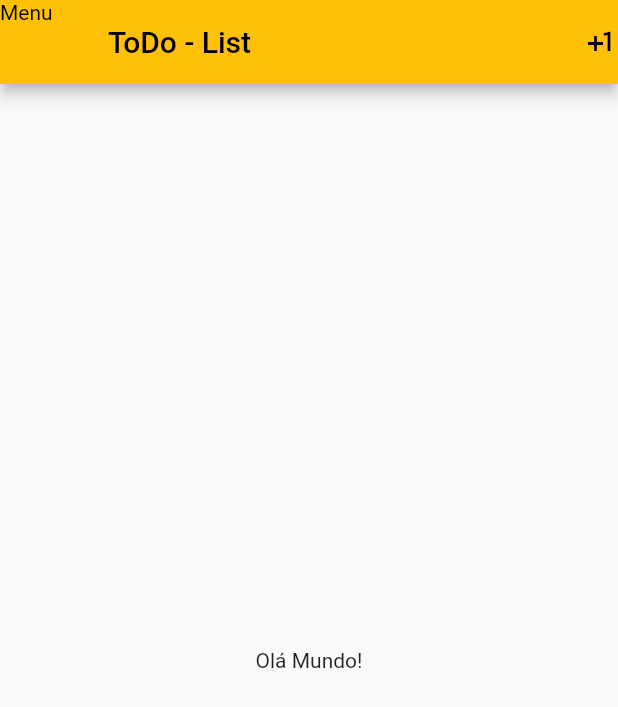
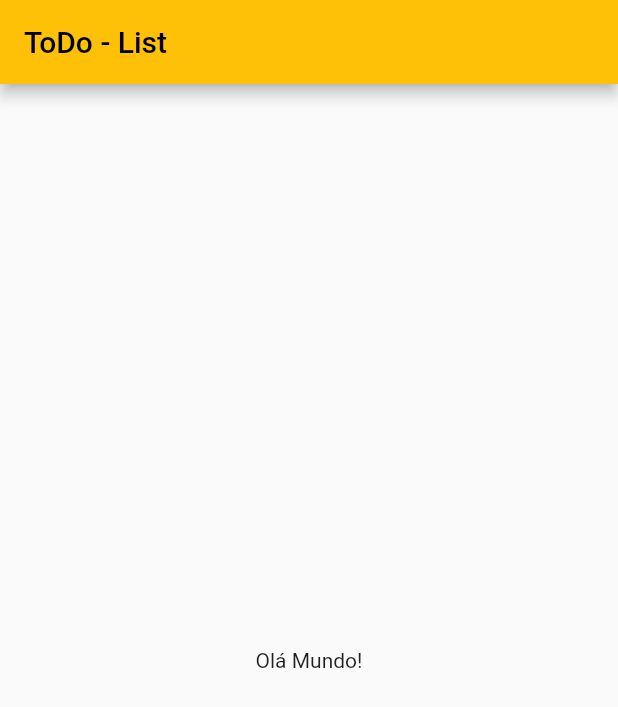
Before and after one commit to natanael-vieira/todo, a Flutter app: the screen it shows after launch, on a phone screen of 412 x 824 dp. Shown: the top 707 px of the screen. Run offline on Flutter 3.47's test engine with Material 2 defaults, Android fonts, the phone set to English and light mode, and no system bars.

```diff
--- a/lib/main.dart
+++ b/lib/main.dart
@@ -29,11 +29,11 @@ class HomePage extends StatelessWidget {
   Widget build(BuildContext context) {
     return Scaffold(
       appBar: AppBar(
-        leading: Text("Menu"),
+        // leading: Text("Menu"),
+        // actions: <Widget>[
+        //   Icon(Icons.plus_one),
+        // ],
         title: Text("ToDo - List"),
-        actions: <Widget>[
-          Icon(Icons.plus_one),
-        ],
       ),
       body: Center(
         child: Text("Olá Mundo!"),
```
Also changed, not shown: lib/models/item.dart (added, +18 -0 lines).
